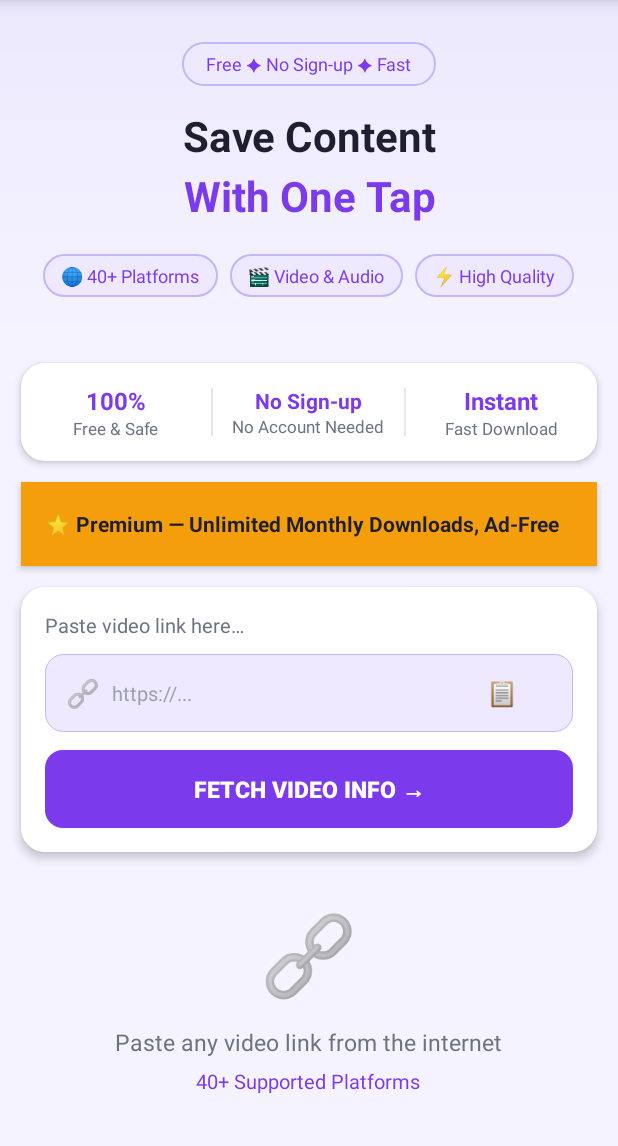
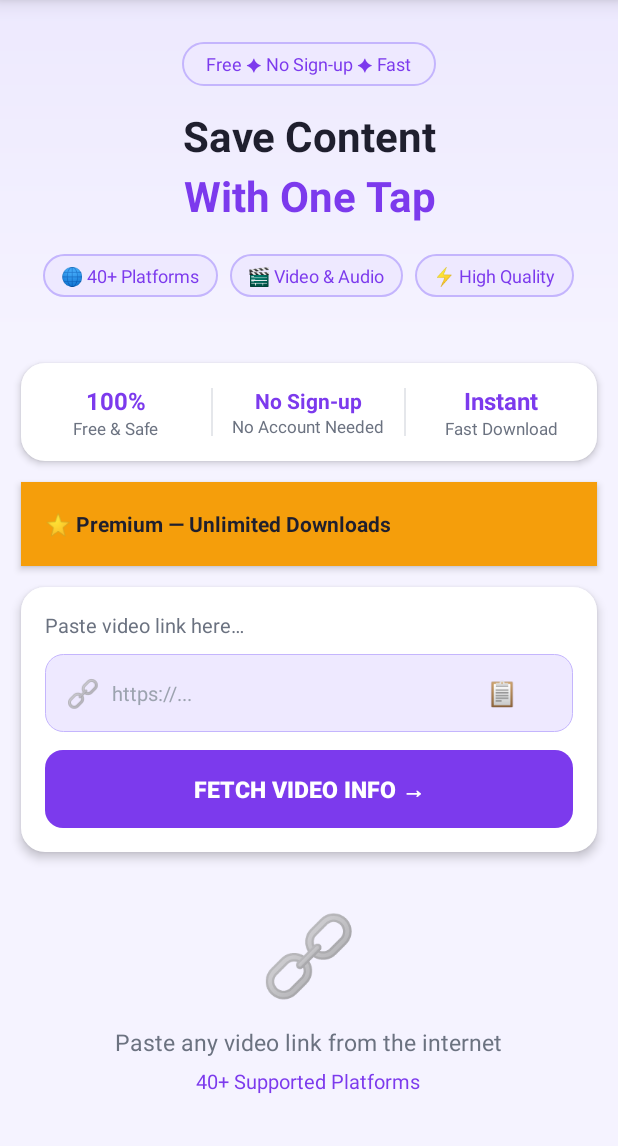
Before and after one commit to Ahmedmutlag/VIP-, an Android app: the screen it shows after launch (MainActivity), on a phone screen of 412 x 824 dp, the part 90-1236 px from its top. Run offline under Robolectric (Android 15) with nearby library versions, the phone set to English and light mode, and no system bars; libraries missing offline, so code that uses them is left out: com.android.billingclient, com.google.android.play; 3 statements that could not run were skipped.

Commit message:
fix: remove all 'ad-free' mentions since ads are fully removed
Co-Authored-By: Claude Sonnet 4.6 <noreply@anthropic.com>
Claude-Session: https://claude.ai/code/session_01Lhfm8FpS78GKDGPdXmKrZi

```diff
--- a/android-app/app/src/main/res/values/strings.xml
+++ b/android-app/app/src/main/res/values/strings.xml
@@ -16,7 +16,7 @@
     <string name="stat_noaccount">No Account Needed</string>
     <string name="stat_fast_label">Instant</string>
     <string name="stat_fast_sub">Fast Download</string>
-    <string name="premium_btn_text">⭐ Premium — Unlimited Monthly Downloads, Ad-Free</string>
+    <string name="premium_btn_text">⭐ Premium — Unlimited Downloads</string>
     <string name="url_hint">Paste video link here…</string>
     <string name="btn_fetch">Fetch Video Info →</string>
     <string name="quality_label">Choose Quality</string>
@@ -45,7 +45,7 @@
 
     <!-- How to dialog -->
     <string name="how_to_title">How to Use Nazzilha Plus?</string>
-    <string name="how_to_message">1️⃣  Open any app (TikTok, Instagram, Facebook…)\n\n2️⃣  Tap \"Share\" then copy the link\n\n3️⃣  Return to the app — the link will auto-paste\n\n4️⃣  Tap \"Fetch Video Info\"\n\n5️⃣  Choose your preferred quality\n\n6️⃣  Wait for the download and open the file 🎉\n\n💡 Free users: 3 downloads per day, no ads\n⭐ Premium: Unlimited downloads</string>
+    <string name="how_to_message">1️⃣  Open any app (TikTok, Instagram, Facebook…)\n\n2️⃣  Tap \"Share\" then copy the link\n\n3️⃣  Return to the app — the link will auto-paste\n\n4️⃣  Tap \"Fetch Video Info\"\n\n5️⃣  Choose your preferred quality\n\n6️⃣  Wait for the download and open the file 🎉\n\n💡 Free users: 3 downloads per day\n⭐ Premium: Unlimited downloads</string>
     <string name="dialog_got_it">Got it</string>
 
     <!-- Privacy dialog -->
@@ -60,7 +60,7 @@
     <string name="about_footer">\n\n© 2026 Nazzilha Plus. All rights reserved.</string>
 
     <!-- Premium button states -->
-    <string name="premium_active_label">✅ Subscription Active — Unlimited Downloads, Ad-Free</string>
+    <string name="premium_active_label">✅ Subscription Active — Unlimited Downloads</string>
 
     <!-- Occasion banners -->
     <string name="occasion_ramadan">🌙 Ramadan Kareem! Wishing you a blessed and peaceful month.</string>
```
Also changed, not shown: 1 other file.
